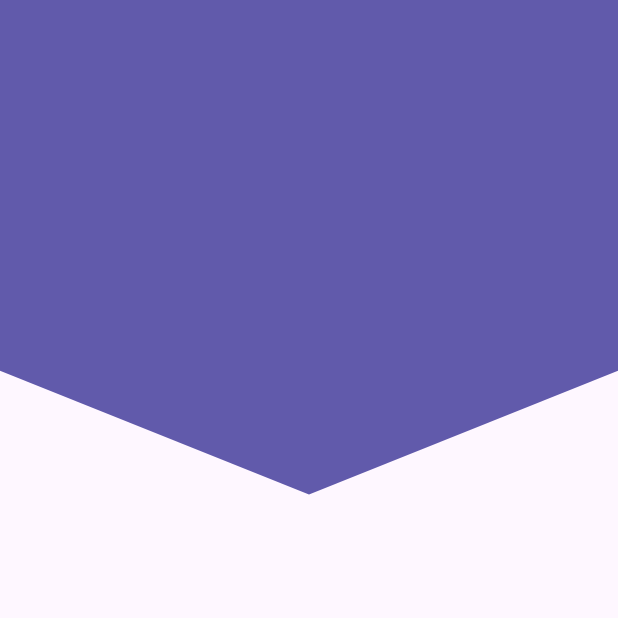
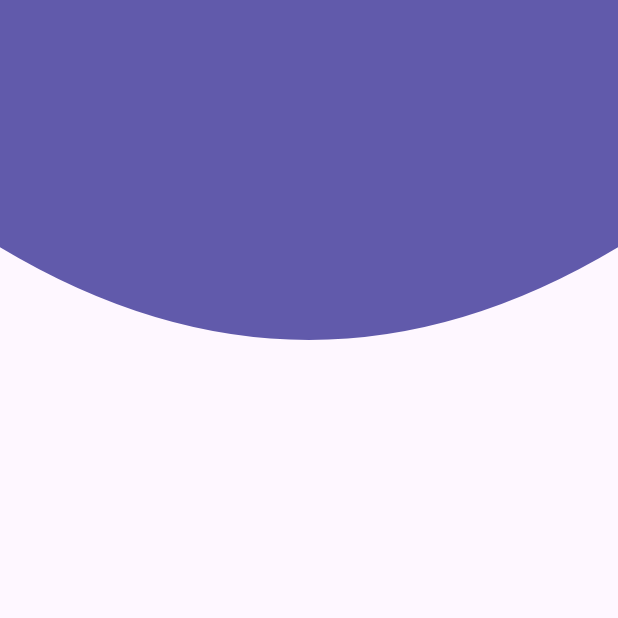
Before and after one commit to AbielRC97/disenos_app, a Flutter app: the screen it shows after launch, on a phone screen of 412 x 824 dp, the top half of it. Run offline on Flutter 3.47's test engine with Material 3 defaults, Android fonts, the phone set to English and light mode, and no system bars.

Commit message:
Video 21: Header Curvo

```diff
--- a/lib/src/pages/headers_pages.dart
+++ b/lib/src/pages/headers_pages.dart
@@ -12,7 +12,7 @@ class HeadersPage extends StatelessWidget {
   @override
   Widget build(BuildContext context) {
     return Scaffold(
-      body: HeadersPiramide()
+      body: HeadersCurva()
     );
   }
 }
--- a/lib/src/widgets/headers.dart
+++ b/lib/src/widgets/headers.dart
@@ -135,8 +135,8 @@ class _HeadersPiramidePainter extends CustomPainter {
     // Dibujar en el path
     path.lineTo(0, size.height * .30);
     path.lineTo(size.width * .5, size.height * .40);
-    path.lineTo(size.width , size.height * .30);
-    path.lineTo(size.width , 0);
+    path.lineTo(size.width, size.height * .30);
+    path.lineTo(size.width, 0);
     canvas.drawPath(path, paint);
   }
 
@@ -145,3 +145,42 @@ class _HeadersPiramidePainter extends CustomPainter {
     return true;
   }
 }
+
+class HeadersCurva extends StatelessWidget {
+  const HeadersCurva({super.key});
+
+  @override
+  Widget build(BuildContext context) {
+    return SizedBox(
+      height: double.infinity,
+      width: double.infinity,
+      child: CustomPaint(
+        painter: _HeadersCurvaPainter(),
+      ),
+    );
+  }
+}
+
+class _HeadersCurvaPainter extends CustomPainter {
+  @override
+  void paint(Canvas canvas, Size size) {
+    final paint = Paint();
+    //Propiedades
+    paint.color = Color(0xFF615AAB);
+    paint.style = PaintingStyle.fill;
+    paint.strokeWidth = 20;
+
+    final path = Path();
+    // Dibujar en el path
+    path.lineTo(0, size.height * .20);
+    path.quadraticBezierTo(
+        size.width * .50, size.height * .35, size.width, size.height * .20);
+    path.lineTo(size.width, 0);
+    canvas.drawPath(path, paint);
+  }
+
+  @override
+  bool shouldRepaint(covariant CustomPainter oldDelegate) {
+    return true;
+  }
+}
```
